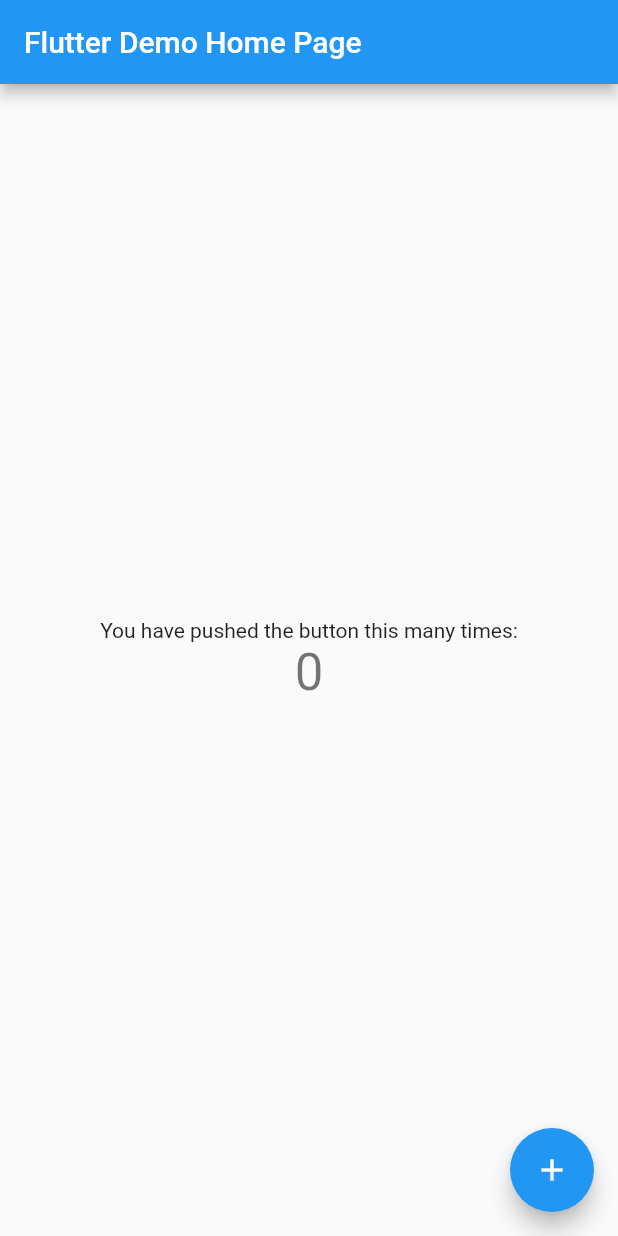
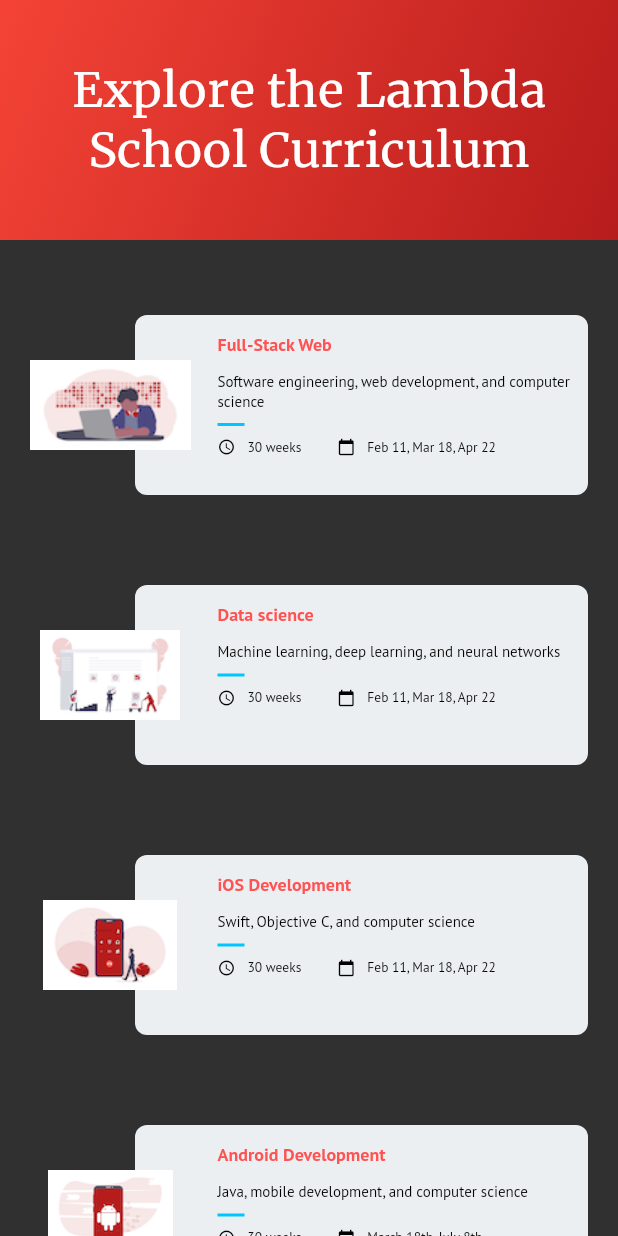
Before and after one commit to sagardesai90/LambdaTimeline, a Flutter app: the screen it shows after launch, on a phone screen of 412 x 824 dp. Run offline on Flutter 3.47's test engine with Material 2 defaults, Android fonts, the phone set to English and light mode, and no system bars.

Commit message:
Massive refactor

```diff
--- a/lib/article/article_widget.dart
+++ /dev/null
@@ -1 +0,0 @@
-//for the initial commit
--- /dev/null
+++ b/lib/course_card.dart
@@ -0,0 +1,101 @@
+import 'package:flutter/material.dart';
+
+import './courses.dart';
+import './course_detail.dart';
+
+class CourseCard extends StatelessWidget {
+  final Course course;
+  CourseCard(this.course);
+
+  @override
+  Widget build(BuildContext context) {
+    final courseImage = new Container(
+      margin: new EdgeInsets.symmetric(vertical: 20.0),
+      alignment: FractionalOffset.centerLeft,
+      child: new Image(
+        image: new AssetImage(course.image),
+        height: 60.0,
+        width: 107.0,
+      ),
+    );
+
+    final headerTextStyle = const TextStyle(
+        fontFamily: 'PT Sans',
+        color: Colors.redAccent,
+        fontSize: 12.0,
+        fontWeight: FontWeight.w700);
+
+    final subHeaderTextStyle = const TextStyle(
+        fontFamily: 'PT Sans',
+        color: Colors.black,
+        fontSize: 10.0,
+        fontWeight: FontWeight.w400);
+
+    final regularTextStyle = const TextStyle(
+        fontFamily: 'PT Sans',
+        color: Colors.black,
+        fontSize: 9.0,
+        fontWeight: FontWeight.w400);
+
+    final courseContent = new Container(
+      margin: new EdgeInsets.fromLTRB(55.0, 8.0, 2.0, 8.0),
+      constraints: new BoxConstraints.expand(),
+      child: new Column(
+        crossAxisAlignment: CrossAxisAlignment.start,
+        children: <Widget>[
+          new Container(height: 4.0),
+          new Text(
+            course.name,
+            style: headerTextStyle,
+          ),
+          new Container(height: 10.0),
+          new Text(course.topics, style: subHeaderTextStyle),
+          new Container(
+              margin: new EdgeInsets.symmetric(vertical: 8.0),
+              height: 2.0,
+              width: 18.0,
+              color: new Color(0xff00c6ff)),
+          new Row(
+            children: <Widget>[
+              new Icon(Icons.access_time, size: 12.0, color: Colors.black),
+              new Container(width: 8.0),
+              new Text(
+                course.duration,
+                style: regularTextStyle,
+              ),
+              new Container(width: 24.0),
+              new Icon(Icons.calendar_today, size: 12.0, color: Colors.black),
+              new Container(width: 8.0),
+              new Text(
+                course.startdates,
+                style: regularTextStyle,
+              ),
+            ],
+          ),
+        ],
+      ),
+    );
+
+    final courseCard = new Container(
+      child: courseContent,
+      height: 120.0,
+      margin: new EdgeInsets.only(left: 70, top: 20),
+      decoration: new BoxDecoration(
+          color: new Color(0xFFECEFF1),
+          shape: BoxShape.rectangle,
+          borderRadius: new BorderRadius.circular(8.0)),
+    );
+
+    return new GestureDetector(
+        onTap: () => Navigator.of(context).push(new PageRouteBuilder(
+              pageBuilder: (_, __, ___) => new CourseDetail(course),
+            )),
+        child: new Container(
+          height: 160.0,
+          margin: const EdgeInsets.only(top: 20.0, right: 20.0, left: 20.0),
+          child: new Stack(
+            children: <Widget>[courseCard, courseImage],
+          ),
+        ));
+  }
+}
--- /dev/null
+++ b/lib/course_detail.dart
@@ -0,0 +1,91 @@
+import 'package:flutter/material.dart';
+import 'package:url_launcher/url_launcher.dart';
+
+import './courses.dart';
+import './course_card.dart';
+
+class CourseDetail extends StatelessWidget {
+  final Course course;
+
+  CourseDetail(this.course);
+
+  @override
+  Widget build(BuildContext context) {
+    return new Scaffold(
+        body: new Container(
+      constraints: new BoxConstraints.expand(),
+      color: new Color(0xFFC62828),
+      padding: EdgeInsets.only(top: 20.0),
+      child: new Stack(
+        children: <Widget>[
+          _getGradient(),
+          _getContent(),
+          // _getToolbar(context),
+          // ],
+          // mainAxisAlignment: MainAxisAlignment.center,
+          // children: <Widget>[
+          // new Text(course.name),
+          // new Image.asset(course.image),
+          new BackButton(color: Colors.white),
+        ],
+      ),
+    )
+
+        // new Center(
+        //   child:
+        // ),
+        );
+  }
+
+  _launchURL() async {
+    if (await canLaunch(course.apply)) {
+      await launch(course.apply);
+    } else {
+      throw 'Could not launch page';
+    }
+  }
+
+  Container _getGradient() {
+    return new Container(
+        decoration: new BoxDecoration(
+            gradient: new LinearGradient(
+                colors: [
+          const Color(0xFFF44336),
+          const Color(0xFFB71C1C),
+        ],
+                begin: const FractionalOffset(0.0, 0.0),
+                end: const FractionalOffset(1.0, 1.0),
+                tileMode: TileMode.clamp)));
+  }
+
+  Widget _getContent() {
+    return new ListView(
+      padding: new EdgeInsets.symmetric(vertical: 40.0),
+      children: <Widget>[
+        new CourseCard(course),
+        new Container(
+            padding: EdgeInsets.symmetric(horizontal: 32.0),
+            child: new Column(
+              children: <Widget>[
+                new Text(course.description,
+                    style: TextStyle(
+                        fontFamily: 'Open Sans',
+                        color: Colors.black,
+                        fontSize: 14.0,
+                        fontWeight: FontWeight.w400)),
+                new Container(
+                  margin: EdgeInsets.symmetric(vertical: 10.0),
+                  child: new RaisedButton(
+                    color: Color(0xff00c6ff),
+                    child: Text('APPLY TODAY'),
+                    onPressed: () {
+                      _launchURL();
+                    },
+                  ),
+                )
+              ],
+            )),
+      ],
+    );
+  }
+}
--- /dev/null
+++ b/lib/course_main.dart
@@ -0,0 +1,17 @@
+import 'package:flutter/material.dart';
+
+import './course_card.dart';
+import './courses.dart';
+
+class CourseMain extends StatelessWidget {
+  @override
+  Widget build(BuildContext context) {
+      return new Expanded(
+        child: new ListView.builder(
+        itemBuilder: (context, index) => new CourseCard(courses[index]),
+        itemCount: courses.length,
+        padding: new EdgeInsets.symmetric(vertical: 10.0)
+        )
+      );
+    }
+}
--- /dev/null
+++ b/lib/courses.dart
@@ -0,0 +1,74 @@
+class Course {
+  final String id;
+  final String name;
+  final String topics;
+  final String duration;
+  final String startdates;
+  final String image;
+  final String description;
+  final String apply;
+
+  const Course(
+      {this.id,
+      this.name,
+      this.topics,
+      this.duration,
+      this.startdates,
+      this.image,
+      this.description,
+      this.apply});
+}
+
+List<Course> courses = [
+  const Course(
+      id: "1",
+      name: "Full-Stack Web",
+      topics: "Software engineering, web development, and computer science",
+      duration: "30 weeks",
+      startdates: "Feb 11, Mar 18, Apr 22",
+      image: "assets/images/fullstackweb.png",
+      description: "",
+      apply: "https://lambdaschool.com/courses/cs/web/full-time/apply/"
+      ),
+  const Course(
+      id: "2",
+      name: "Data science",
+      topics: "Machine learning, deep learning, and neural networks",
+      duration: "30 weeks",
+      startdates: "Feb 11, Mar 18, Apr 22",
+      image: "assets/images/data.png",
+      description: "",
+      apply: "https://lambdaschool.com/courses/data-science/full-time/apply/"
+      ),
+  const Course(
+      id: "3",
+      name: "iOS Development",
+      topics: "Swift, Objective C, and computer science",
+      duration: "30 weeks",
+      startdates: "Feb 11, Mar 18, Apr 22",
+      image: "assets/images/ios.png",
+      description: "The Lambda iOS track will help you master major iOS languages including Swift and Objective C, using Xcode, Playgrounds, and UIKit basics. It will set you up to succeed in the iOS development field, and give you an x-factor - a deep understanding of computer science. By the end of the curriculum you will be able to build full iOS applications from scratch and launch them to the app store.",
+      apply: "https://lambdaschool.com/courses/cs/ios/full-time/apply/"
+      ),
+  const Course(
+      id: "4",
+      name: "Android Development",
+      topics: "Java, mobile development, and computer science",
+      duration: "30 weeks",
+      startdates: "March 18th, July 8th",
+      image: "assets/images/android.png",
+      description: "The Lambda Android track will give you a thorough understanding of Android basics including using Android Studio, Interface Builder, and Java fundamentals. It will set you up to succeed in the Android development field, and give you an x-factor - a mastery of computer science. By the end of the curriculm, you will be able to build Android app with a variety of layouts, build and launch it to the app store.",
+      apply: "https://lambdaschool.com/courses/cs/android/full-time/apply/"
+      ),
+  const Course(
+      id: "5",
+      name: "UX design",
+      topics: "UX design, web and mobile development",
+      duration: "30 weeks",
+      startdates: "Feb 11, Mar 18, Apr 22",
+      image: "assets/images/design.png",
+      description:
+          "The Lambda UX Design track will help you master the product design cycle. It will give you a thorough understanding of many of the processes and heuristics UX designers use to create great digital experiences. The curriculum provides in-depth coverage of user research, ideation, prototyping and user testing.",
+          apply: "https://lambdaschool.com/courses/ux/full-time/apply/"
+      ),
+];
--- /dev/null
+++ b/lib/explore_appbar.dart
@@ -0,0 +1,33 @@
+import 'package:flutter/material.dart';
+
+class ExploreAppBar extends StatelessWidget {
+  final double barHeight = 160.0;
+
+  @override
+  Widget build(BuildContext context) {
+    return new Container(
+      padding: new EdgeInsets.all(30.0),
+      height: barHeight,
+      child: new Center(
+        child: new Text('Explore the Lambda School Curriculum',
+            textAlign: TextAlign.center,
+            style: const TextStyle(
+                color: Colors.white,
+                fontFamily: 'Merriweather',
+                fontWeight: FontWeight.w400,
+                fontSize: 32.0)),
+      ),
+      decoration: new BoxDecoration(
+        gradient: new LinearGradient(
+          colors: [
+            const Color(0xFFF44336),
+            const Color(0xFFB71C1C),
+          ],
+          begin: const FractionalOffset(0.0, 0.0),
+          end: const FractionalOffset(1.0, 1.0),
+          tileMode: TileMode.clamp
+        ),
+      ),
+    );
+  }
+}
--- a/lib/main.dart
+++ b/lib/main.dart
@@ -1,4 +1,7 @@
 import 'package:flutter/material.dart';
+
+import './explore_appbar.dart';
+import './course_main.dart';
 
 void main() => runApp(MyApp());
 
@@ -7,105 +10,12 @@ class MyApp extends StatelessWidget {
   @override
   Widget build(BuildContext context) {
     return MaterialApp(
-      title: 'Flutter Demo',
-      theme: ThemeData(
-        // This is the theme of your application.
-        //
-        // Try running your application with "flutter run". You'll see the
-        // application has a blue toolbar. Then, without quitting the app, try
-        // changing the primarySwatch below to Colors.green and then invoke
-        // "hot reload" (press "r" in the console where you ran "flutter run",
-        // or simply save your changes to "hot reload" in a Flutter IDE).
-        // Notice that the counter didn't reset back to zero; the application
-        // is not restarted.
-        primarySwatch: Colors.blue,
-      ),
-      home: MyHomePage(title: 'Flutter Demo Home Page'),
-    );
+        theme: ThemeData(
+          brightness: Brightness.dark,
+        ),
+        home: Scaffold(
+            body: new Column(
+          children: <Widget>[new ExploreAppBar(), new CourseMain()],
+        )));
   }
 }
-
-class MyHomePage extends StatefulWidget {
-  MyHomePage({Key key, this.title}) : super(key: key);
-
-  // This widget is the home page of your application. It is stateful, meaning
-  // that it has a State object (defined below) that contains fields that affect
-  // how it looks.
-
-  // This class is the configuration for the state. It holds the values (in this
-  // case the title) provided by the parent (in this case the App widget) and
-  // used by the build method of the State. Fields in a Widget subclass are
-  // always marked "final".
-
-  final String title;
-
-  @override
-  _MyHomePageState createState() => _MyHomePageState();
-}
-
-class _MyHomePageState extends State<MyHomePage> {
-  int _counter = 0;
-
-  void _incrementCounter() {
-    setState(() {
-      // This call to setState tells the Flutter framework that something has
-      // changed in this State, which causes it to rerun the build method below
-      // so that the display can reflect the updated values. If we changed
-      // _counter without calling setState(), then the build method would not be
-      // called again, and so nothing would appear to happen.
-      _counter++;
-    });
-  }
-
-  @override
-  Widget build(BuildContext context) {
-    // This method is rerun every time setState is called, for instance as done
-    // by the _incrementCounter method above.
-    //
-    // The Flutter framework has been optimized to make rerunning build methods
-    // fast, so that you can just rebuild anything that needs updating rather
-    // than having to individually change instances of widgets.
-    return Scaffold(
-      appBar: AppBar(
-        // Here we take the value from the MyHomePage object that was created by
-        // the App.build method, and use it to set our appbar title.
-        title: Text(widget.title),
-      ),
-      body: Center(
-        // Center is a layout widget. It takes a single child and positions it
-        // in the middle of the parent.
-        child: Column(
-          // Column is also layout widget. It takes a list of children and
-          // arranges them vertically. By default, it sizes itself to fit its
-          // children horizontally, and tries to be as tall as its parent.
-          //
-          // Invoke "debug painting" (press "p" in the console, choose the
-          // "Toggle Debug Paint" action from the Flutter Inspector in Android
-          // Studio, or the "Toggle Debug Paint" command in Visual Studio Code)
-          // to see the wireframe for each widget.
-          //
-          // Column has various properties to control how it sizes itself and
-          // how it positions its children. Here we use mainAxisAlignment to
-          // center the children vertically; the main axis here is the vertical
-          // axis because Columns are vertical (the cross axis would be
-          // horizontal).
-          mainAxisAlignment: MainAxisAlignment.center,
-          children: <Widget>[
-            Text(
-              'You have pushed the button this many times:',
-            ),
-            Text(
-              '$_counter',
-              style: Theme.of(context).textTheme.display1,
-            ),
-          ],
-        ),
-      ),
-      floatingActionButton: FloatingActionButton(
-        onPressed: _incrementCounter,
-        tooltip: 'Increment',
-        child: Icon(Icons.add),
-      ), // This trailing comma makes auto-formatting nicer for build methods.
-    );
-  }
-}
--- a/lib/main_menu/main_menu.dart
+++ /dev/null
@@ -1 +0,0 @@
-//for the initial commit
--- a/lib/timeline/timeline.dart
+++ /dev/null
@@ -1 +0,0 @@
-//for the initial commit
```
Also changed, not shown: pubspec.yaml (+23 -20 lines), assets/fonts/Merriweather-Regular.ttf (added), assets/fonts/OpenSans-Regular.ttf (added), assets/fonts/PT_Sans-Web-Bold.ttf (added), assets/fonts/PT_Sans-Web-Regular.ttf (added), assets/images/android.png (added), assets/images/data.png (added), assets/images/design.png (added), assets/images/fullstackweb.png (added), assets/images/ios.png (added), 7 other files.
